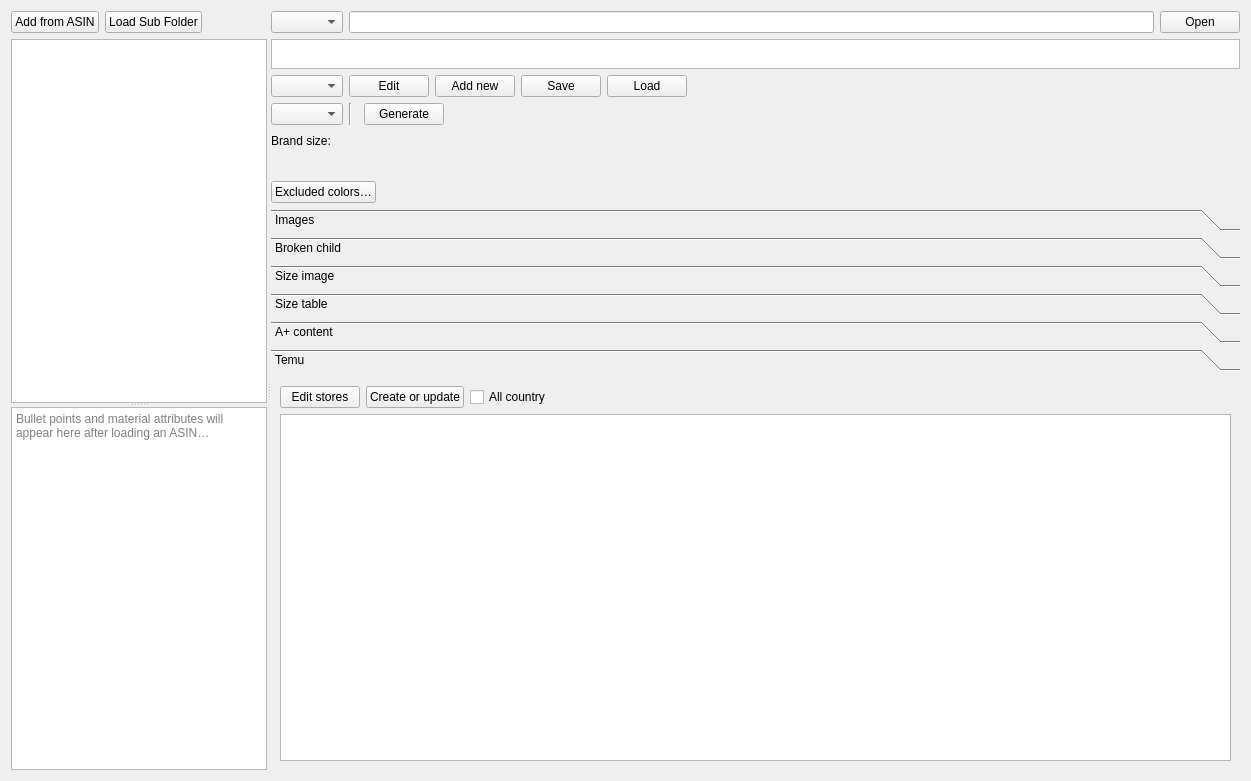
The window that AmazonTemplate3/gui/panes/PaneSizing.ui (icingerpower/AmazonTemplate3) describes before a commit, drawn with Qt 5.
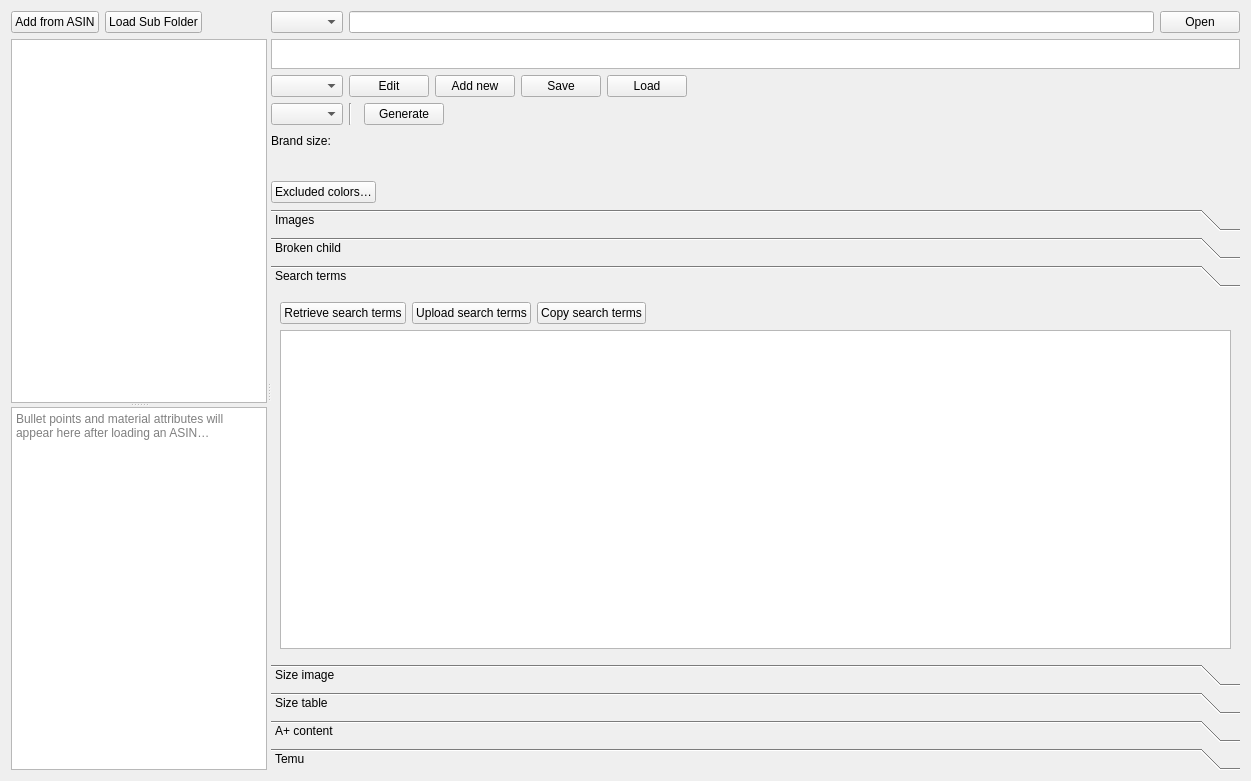
The same window after the commit. The open tabs and pages were chosen to show the change. Custom widgets are drawn as their Qt base class.

Commit message: PaneSizing: add "Search terms" page; Temu dialog: price helper buttons

The edit to the form file:
```diff
--- a/AmazonTemplate3/gui/panes/PaneSizing.ui
+++ b/AmazonTemplate3/gui/panes/PaneSizing.ui
@@ -530,6 +530,63 @@
            </item>
           </layout>
          </widget>
+         <widget class="QWidget" name="pageSearchTerms">
+          <attribute name="label">
+           <string>Search terms</string>
+          </attribute>
+          <layout class="QVBoxLayout" name="verticalLayout_searchTerms">
+           <item>
+            <layout class="QHBoxLayout" name="horizontalLayout_searchTerms">
+             <item>
+              <widget class="QPushButton" name="buttonRetrieveSearchTerms">
+               <property name="toolTip">
+                <string>For each country, scans this product's child ASINs until one returns search terms (Amazon's generic_keyword attribute).</string>
+               </property>
+               <property name="text">
+                <string>Retrieve search terms</string>
+               </property>
+              </widget>
+             </item>
+             <item>
+              <widget class="QPushButton" name="buttonUploadSearchTerms">
+               <property name="toolTip">
+                <string>PATCHes the current search terms of each row back to Amazon for that country.</string>
+               </property>
+               <property name="text">
+                <string>Upload search terms</string>
+               </property>
+              </widget>
+             </item>
+             <item>
+              <widget class="QPushButton" name="buttonCopySearchTerms">
+               <property name="toolTip">
+                <string>Cleans the selected row's search terms (sorted alphabetically, duplicates removed), writes the result back, and copies it to the clipboard.</string>
+               </property>
+               <property name="text">
+                <string>Copy search terms</string>
+               </property>
+              </widget>
+             </item>
+             <item>
+              <spacer name="horizontalSpacer_searchTerms">
+               <property name="orientation">
+                <enum>Qt::Orientation::Horizontal</enum>
+               </property>
+               <property name="sizeHint" stdset="0">
+                <size>
+                 <width>40</width>
+                 <height>20</height>
+                </size>
+               </property>
+              </spacer>
+             </item>
+            </layout>
+           </item>
+           <item>
+            <widget class="QTableView" name="tableViewSearchTerms"/>
+           </item>
+          </layout>
+         </widget>
          <widget class="QWidget" name="pageImageSize">
           <property name="geometry">
            <rect>
```
Left out of the diff: 2 changed lines with no effect on the pictures. The commit also changes 7 other files.
